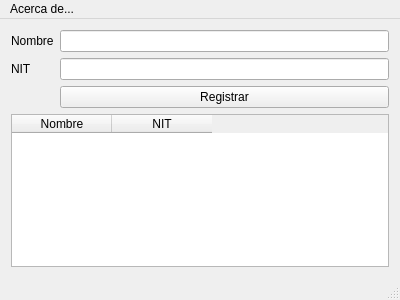
Before: the Qt Designer form Ejemplos/ListaSimpleQt/ListaSimpleQt/mainwindow.ui in Esvux/LabEDD, drawn with Qt 5.
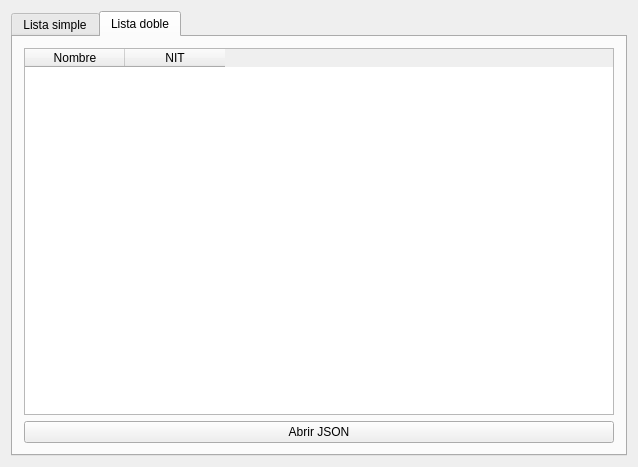
After: the same form once the commit is applied.

Commit message: Agregando ejemplo de lista doblemente enlazada y ordenada.

Diff of the .ui file:
```diff
--- a/Ejemplos/ListaSimpleQt/ListaSimpleQt/mainwindow.ui
+++ b/Ejemplos/ListaSimpleQt/ListaSimpleQt/mainwindow.ui
@@ -6,17 +6,39 @@
    <rect>
     <x>0</x>
     <y>0</y>
-    <width>400</width>
-    <height>300</height>
+    <width>638</width>
+    <height>467</height>
    </rect>
   </property>
   <property name="windowTitle">
    <string>MainWindow</string>
   </property>
   <widget class="QWidget" name="centralWidget">
+   <layout class="QHBoxLayout" name="horizontalLayout">
+    <item>
+     <widget class="QTabWidget" name="tabWidget">
+      <property name="currentIndex">
+       <number>1</number>
+      </property>
+      <widget class="QWidget" name="tab">
+       <attribute name="title">
+        <string>Lista simple</string>
+       </attribute>
+       <layout class="QVBoxLayout" name="verticalLayout_2">
+        <item>
+         <widget class="QWidget" name="widget" native="true">
+          <property name="maximumSize">
+           <size>
+            <width>16777215</width>
+            <height>105</height>
+           </size>
+          </property>
    <layout class="QVBoxLayout" name="verticalLayout">
     <item>
      <layout class="QFormLayout" name="formLayout">
+             <property name="sizeConstraint">
+              <enum>QLayout::SetDefaultConstraint</enum>
+             </property>
       <item row="0" column="0">
        <widget class="QLabel" name="label">
         <property name="text">
@@ -40,11 +62,14 @@
       <item row="2" column="1">
        <widget class="QPushButton" name="pushButton">
         <property name="text">
-         <string>Registrar</string>
+                <string>Registrar en lista simple</string>
         </property>
        </widget>
       </item>
      </layout>
+           </item>
+          </layout>
+         </widget>
     </item>
     <item>
      <widget class="QTableWidget" name="tableWidgetCustomer">
@@ -62,23 +87,38 @@
     </item>
    </layout>
   </widget>
-  <widget class="QMenuBar" name="menuBar">
-   <property name="geometry">
-    <rect>
-     <x>0</x>
-     <y>0</y>
-     <width>400</width>
-     <height>19</height>
-    </rect>
-   </property>
-   <widget class="QMenu" name="menuAcerca_de">
-    <property name="title">
-     <string>Acerca de...</string>
-    </property>
-   </widget>
-   <addaction name="menuAcerca_de"/>
-  </widget>
-  <widget class="QStatusBar" name="statusBar"/>
+      <widget class="QWidget" name="tab_2">
+       <attribute name="title">
+        <string>Lista doble</string>
+       </attribute>
+       <layout class="QVBoxLayout" name="verticalLayout_3">
+        <item>
+         <widget class="QTableWidget" name="tableWidget">
+          <column>
+           <property name="text">
+            <string>Nombre</string>
+           </property>
+          </column>
+          <column>
+           <property name="text">
+            <string>NIT</string>
+           </property>
+          </column>
+         </widget>
+        </item>
+        <item>
+         <widget class="QPushButton" name="pushButton_2">
+          <property name="text">
+           <string>Abrir JSON</string>
+          </property>
+         </widget>
+        </item>
+       </layout>
+      </widget>
+     </widget>
+    </item>
+   </layout>
+  </widget>
  </widget>
  <layoutdefault spacing="6" margin="11"/>
  <resources/>
```
Left out of the diff: 6 changed lines with no effect on the pictures. Lines whose indentation alone changed are shown as unchanged. The commit also changes 13 other files.
